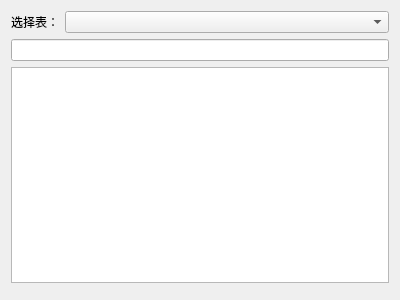
First picture: the form in src/DBManagerUI/dbmanagerui.ui, repository hcc01/ELIMS, before the edit.
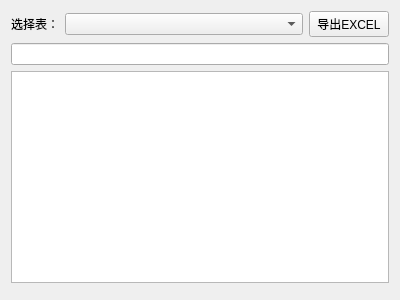
Second picture: the form after the edit. Custom widgets are drawn as their Qt base class.

```diff
--- a/src/DBManagerUI/dbmanagerui.ui
+++ b/src/DBManagerUI/dbmanagerui.ui
@@ -15,7 +15,7 @@
   </property>
   <layout class="QVBoxLayout" name="verticalLayout">
    <item>
-    <layout class="QHBoxLayout" name="horizontalLayout" stretch="1,9">
+    <layout class="QHBoxLayout" name="horizontalLayout" stretch="1,9,0">
      <item>
       <widget class="QLabel" name="label_2">
        <property name="text">
@@ -29,6 +29,13 @@
      <item>
       <widget class="QComboBox" name="comboBox"/>
      </item>
+     <item>
+      <widget class="QPushButton" name="exportToExcelBtn">
+       <property name="text">
+        <string>导出EXCEL</string>
+       </property>
+      </widget>
+     </item>
     </layout>
    </item>
    <item>
```
